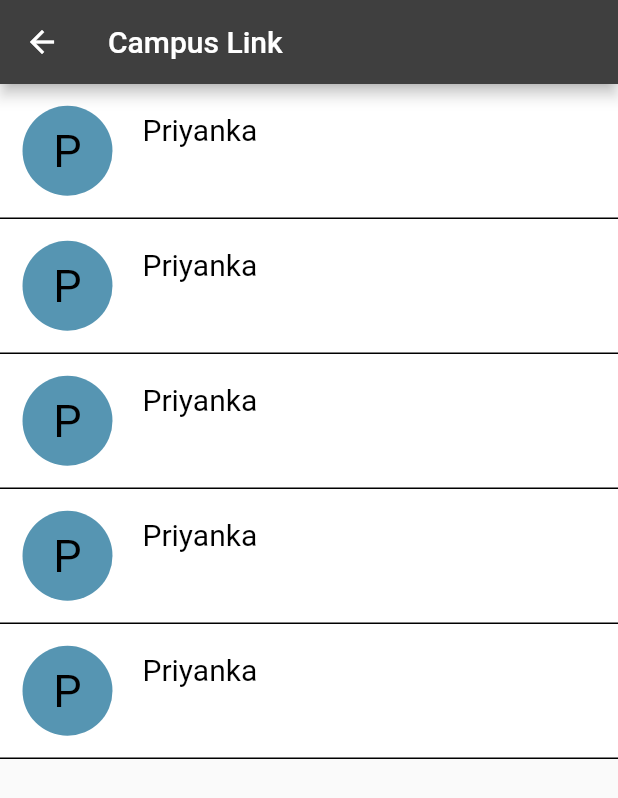
After one commit to BhuvneshwarTyagi/Campus-Link, a Flutter app: the chatsystem screen opened directly, on a phone screen of 412 x 824 dp. The commit adds this screen. Shown: the top 798 px of the screen. Run offline on Flutter 3.47's test engine with Material 2 defaults, Android fonts, the phone set to English and light mode, and no system bars; our stand-ins replace animated_text_kit, auto_size_text, cloud_firestore, connectivity_plus, firebase_auth, firebase_core and 10 more; missing offline and left inert: excel, file_manager, flutter_inapp_notifications; accounts and stored records are empty.

Commit message:
Chat System UI

```diff
--- a/lib/Screens/Attendance.dart
+++ b/lib/Screens/Attendance.dart
@@ -650,7 +650,7 @@ class _AttendanceState extends State<Attendance> {
     print("$tecloc");
     final temp=Geolocator.distanceBetween(double.parse(tecloc.latitude.toStringAsPrecision(21)),double.parse(tecloc.longitude.toStringAsPrecision(21)), lat, long) ;
     print(temp);
-    temp< range +10
+    temp < range +10
         ? marked_email.add(Email)
         : out = false;
     marked_email = marked_email.toSet().toList();
--- /dev/null
+++ b/lib/Screens/chat_list.dart
@@ -0,0 +1,67 @@
+import 'package:flutter/material.dart';
+import 'chat.dart';
+
+class chatsystem extends StatefulWidget {
+  const chatsystem({super.key});
+
+  @override
+  State<chatsystem> createState() => _chatsystemState();
+}
+
+class _chatsystemState extends State<chatsystem> {
+  @override
+  Widget build(BuildContext context) {
+    return Scaffold(
+      appBar: AppBar(
+          backgroundColor: const Color.fromRGBO(63, 63, 63,1),
+
+        title: const Text("Campus Link"),
+      ),
+      body: SizedBox(
+        child: ListView.builder(
+            itemCount: 5,
+            itemBuilder: (context, index) {
+              return InkWell(
+                onTap: () {
+                  Navigator.push(
+                      context,
+                      MaterialPageRoute(
+                        builder: (context) => const chat_page(),
+                      ));
+                },
+                child: Container(
+                  height: 90,
+                  decoration: const BoxDecoration(
+                      color: Colors.white,
+                      border: Border(
+                          bottom: BorderSide(color: Colors.black, width: 1))),
+                  child: const Row(
+                    children: [
+                      Padding(
+                        padding: EdgeInsets.only(left: 15, right: 20),
+                        child: CircleAvatar(
+                          backgroundColor: Color.fromRGBO(86, 149, 178, 1),
+                          radius: 30,
+
+                          child: Text("P",
+                            style: TextStyle(color: Colors.black,fontSize: 30),
+
+                          ),
+                        ),
+                      ),
+                      Padding(
+                        padding: EdgeInsets.only(bottom: 28),
+                        child: Text("Priyanka",
+                          style: TextStyle(color: Colors.black,fontSize: 20),
+                        ),
+                      )
+                    ],
+                  ),
+                ),
+              );
+            },
+        ),
+      ),
+    );
+  }
+}
--- a/pubspec.yaml
+++ b/pubspec.yaml
@@ -60,6 +60,7 @@ dependencies:
   # The following adds the Cupertino Icons font to your application.
   # Use with the CupertinoIcons class for iOS style icons.
   cupertino_icons: ^1.0.2
+  chat_bubbles: ^1.5.0
 
 dev_dependencies:
   flutter_test:
```
Also changed, not shown: lib/Screens/Navigator.dart (+16 -0 lines), lib/Screens/chat.dart (added, +138 -0 lines), 2 other files.
